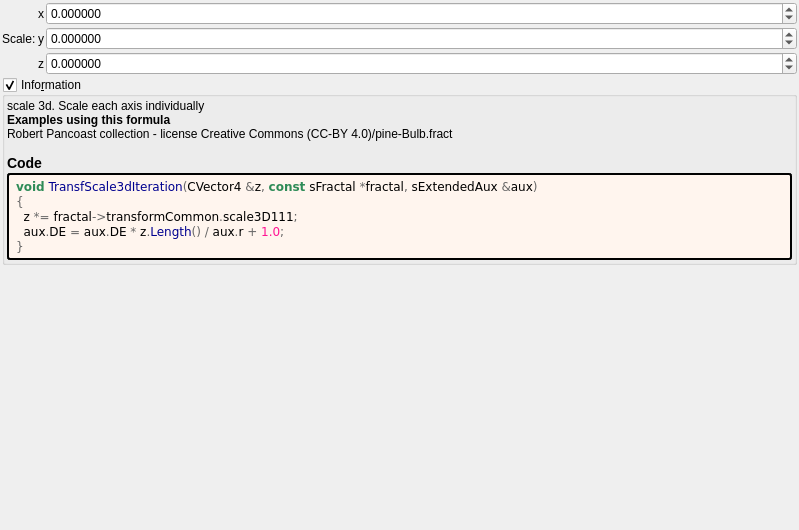
Before: the Qt Designer form mandelbulber2/formula/ui/transf_scale3d.ui in buddhi1980/mandelbulber2, drawn with Qt 5.
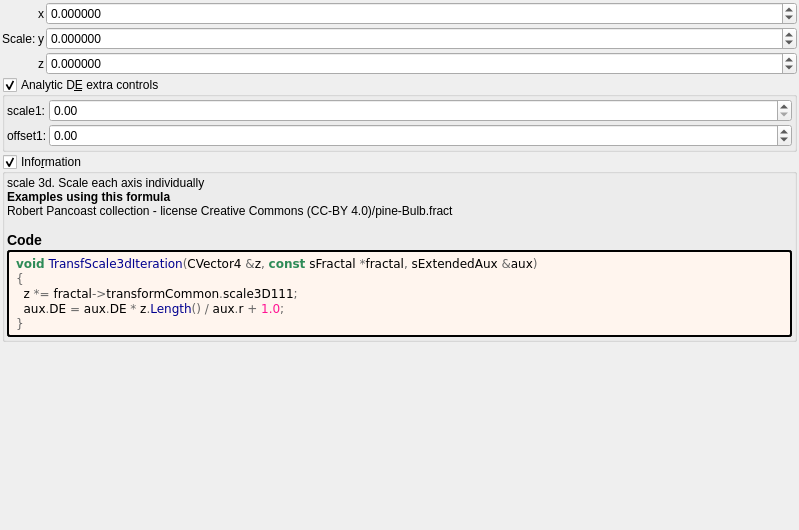
After: the same form once the commit is applied. Custom widgets are drawn as their Qt base class.

Commit message: de extra controls transf_scale3d.ui

Patch:
```diff
--- a/mandelbulber2/formula/ui/transf_scale3d.ui
+++ b/mandelbulber2/formula/ui/transf_scale3d.ui
@@ -148,6 +148,110 @@
      </item>
     </layout>
    </item>
+   <item>
+    <widget class="MyGroupBox" name="groupCheck_analyticDE_enabled_false">
+     <property name="title">
+      <string>Analytic D&amp;E extra controls</string>
+     </property>
+     <property name="checkable">
+      <bool>true</bool>
+     </property>
+     <layout class="QVBoxLayout" name="verticalLayout_13" stretch="0">
+      <property name="spacing">
+       <number>2</number>
+      </property>
+      <property name="leftMargin">
+       <number>2</number>
+      </property>
+      <property name="topMargin">
+       <number>2</number>
+      </property>
+      <property name="rightMargin">
+       <number>2</number>
+      </property>
+      <property name="bottomMargin">
+       <number>2</number>
+      </property>
+      <item>
+       <layout class="QGridLayout" name="gridLayout_27" columnstretch="0,0,1">
+        <property name="spacing">
+         <number>2</number>
+        </property>
+        <item row="1" column="2">
+         <widget class="MyDoubleSpinBox" name="spinbox_analyticDE_offset_1">
+          <property name="sizePolicy">
+           <sizepolicy hsizetype="Minimum" vsizetype="Maximum">
+            <horstretch>0</horstretch>
+            <verstretch>0</verstretch>
+           </sizepolicy>
+          </property>
+          <property name="prefix">
+           <string/>
+          </property>
+          <property name="suffix">
+           <string/>
+          </property>
+          <property name="decimals">
+           <number>2</number>
+          </property>
+          <property name="minimum">
+           <double>-99.989999999999995</double>
+          </property>
+          <property name="maximum">
+           <double>99.989999999999995</double>
+          </property>
+          <property name="singleStep">
+           <double>0.100000000000000</double>
+          </property>
+         </widget>
+        </item>
+        <item row="1" column="1">
+         <widget class="QLabel" name="label_177">
+          <property name="text">
+           <string>offset1:</string>
+          </property>
+         </widget>
+        </item>
+        <item row="0" column="1">
+         <widget class="QLabel" name="label_182">
+          <property name="text">
+           <string>scale1:</string>
+          </property>
+         </widget>
+        </item>
+        <item row="0" column="2">
+         <widget class="MyDoubleSpinBox" name="spinbox_analyticDE_scale_1">
+          <property name="sizePolicy">
+           <sizepolicy hsizetype="Minimum" vsizetype="Maximum">
+            <horstretch>0</horstretch>
+            <verstretch>0</verstretch>
+           </sizepolicy>
+          </property>
+          <property name="prefix">
+           <string/>
+          </property>
+          <property name="suffix">
+           <string/>
+          </property>
+          <property name="decimals">
+           <number>2</number>
+          </property>
+          <property name="minimum">
+           <double>0.000000000000000</double>
+          </property>
+          <property name="maximum">
+           <double>99.989999999999995</double>
+          </property>
+          <property name="singleStep">
+           <double>0.100000000000000</double>
+          </property>
+         </widget>
+        </item>
+       </layout>
+      </item>
+     </layout>
+    </widget>
+   </item>
    <item>
     <widget class="MyGroupBox" name="groupCheck_info">
      <property name="title">
@@ -238,17 +342,17 @@
   </layout>
  </widget>
  <customwidgets>
-  <customwidget>
-   <class>MyDoubleSpinBox</class>
-   <extends>QDoubleSpinBox</extends>
-   <header>my_double_spin_box.h</header>
-  </customwidget>
   <customwidget>
    <class>MyGroupBox</class>
    <extends>QGroupBox</extends>
    <header>my_group_box.h</header>
    <container>1</container>
   </customwidget>
+  <customwidget>
+   <class>MyDoubleSpinBox</class>
+   <extends>QDoubleSpinBox</extends>
+   <header>my_double_spin_box.h</header>
+  </customwidget>
  </customwidgets>
  <tabstops>
   <tabstop>spinbox3_transf_scale3D_111_x</tabstop>
```
Left out of the diff: 132 changed lines with no effect on the pictures. The commit also changes 5 other files.
